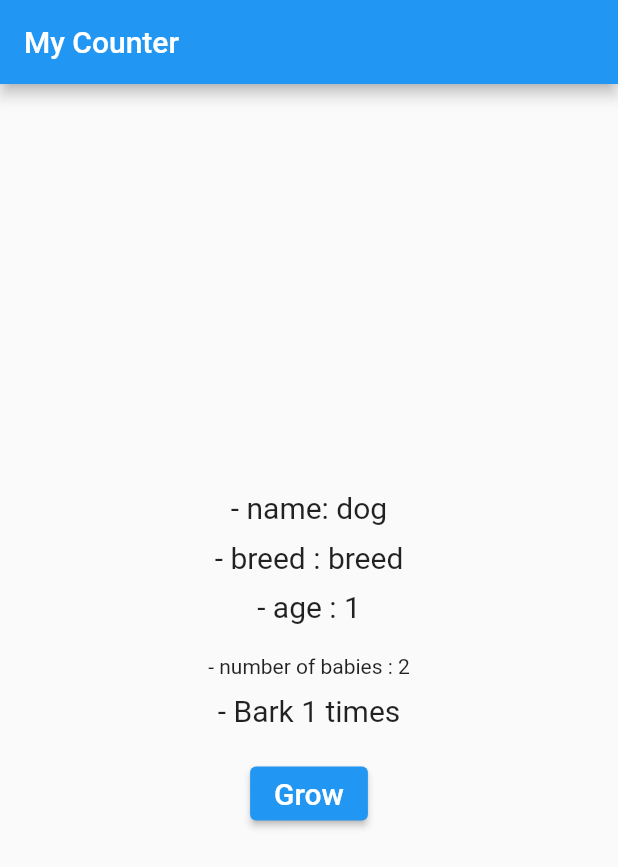
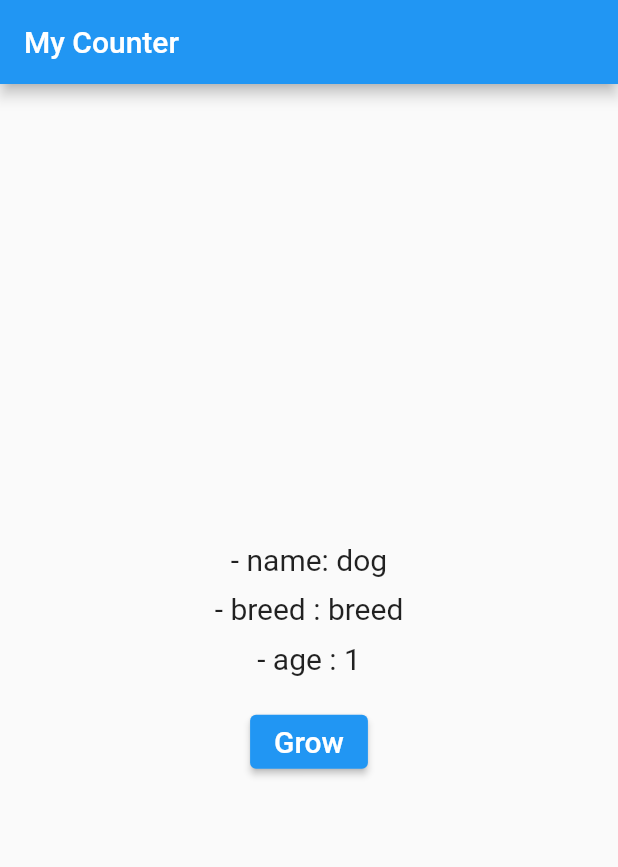
Before and after one commit to fahmi54321/basic_provider, a Flutter app: the screen it shows after launch, on a phone screen of 412 x 824 dp. Shown: the top 867 px of the screen. Run offline on Flutter 3.47's test engine with Material 2 defaults, Android fonts, the phone set to English and light mode, and no system bars.

```diff
--- a/lib/main.dart
+++ b/lib/main.dart
@@ -27,7 +27,6 @@ class MyApp extends StatelessWidget {
           },
         ),
         StreamProvider(
-            //todo 2
             create: (context) {
               final int dogAge = context.read<Dog>().age;
               final babies = Babies(age: dogAge * 2);
@@ -60,20 +59,23 @@ class _MyHomePageState extends State<MyHomePage> {
       appBar: AppBar(
         title: Text('My Counter'),
       ),
-      body: Center(
+      body: Consumer(builder: (BuildContext context, Dog dog, _) {
+        //todo 1
+        return Center(
           child: Column(
             mainAxisAlignment: MainAxisAlignment.center,
             mainAxisSize: MainAxisSize.min,
             children: [
               Text(
-              '- name: ${context.read<Dog>().name}',
+                '- name: ${dog.name}', //todo 2
                 style: const TextStyle(fontSize: 20.0),
               ),
               const SizedBox(height: 10.0),
               BreedAndAge(),
             ],
           ),
-      ),
+        );
+      }),
     );
   }
 }
@@ -85,16 +87,19 @@ class BreedAndAge extends StatelessWidget {
 
   @override
   Widget build(BuildContext context) {
+    return Consumer(builder: (BuildContext context, Dog dog, _) {
+      //todo 3
       return Column(
         children: [
           Text(
-          '- breed : ${context.select((Dog val) => val.breed)}',
+            '- breed : ${dog.breed}', //todo 4
             style: const TextStyle(fontSize: 20.0),
           ),
           const SizedBox(height: 10.0),
           Age(),
         ],
       );
+    });
   }
 }
 
@@ -105,29 +110,18 @@ class Age extends StatelessWidget {
 
   @override
   Widget build(BuildContext context) {
+    return Consumer(builder: (BuildContext context, Dog dog, _) {
+      //todo 5
       return Column(
         children: [
           Text(
-          '- age : ${context.select((Dog val) => val.age)}',
+            '- age : ${dog.age}', //todo 6
             style: const TextStyle(fontSize: 20.0),
           ),
           const SizedBox(height: 20.0),
-        Text(
-          '- number of babies : ${context.watch<int>()}',
-          // '- number of babies : ${context.read<int>()}',
-        ),
-        const SizedBox(height: 10.0),
-        Text(
-          //todo 3 (finish)
-          '- ${context.watch<String>()}',
-          style: const TextStyle(
-            fontSize: 20.0,
-          ),
-        ),
-        const SizedBox(height: 20.0),
           ElevatedButton(
-          onPressed: () => context.read<Dog>().grow(),
-          // onPressed: () => context.watch<Dog>().grow(),
+            onPressed: () => dog.grow(), //todo 7 (finish)
+            // onPressed: () => dog.grow(),
             child: const Text(
               'Grow',
               style: TextStyle(
@@ -137,5 +131,6 @@ class Age extends StatelessWidget {
           )
         ],
       );
+    });
   }
 }
--- a/lib/models/babies.dart
+++ b/lib/models/babies.dart
@@ -21,7 +21,6 @@ class Babies with ChangeNotifier {
     }
   }
 
-  //todo 1 (next main.dart)
   Stream<String> bark() async* {
     for (var i = 1; i < age; i++) {
       await Future.delayed(
```
Lines whose indentation alone changed are shown as unchanged.
